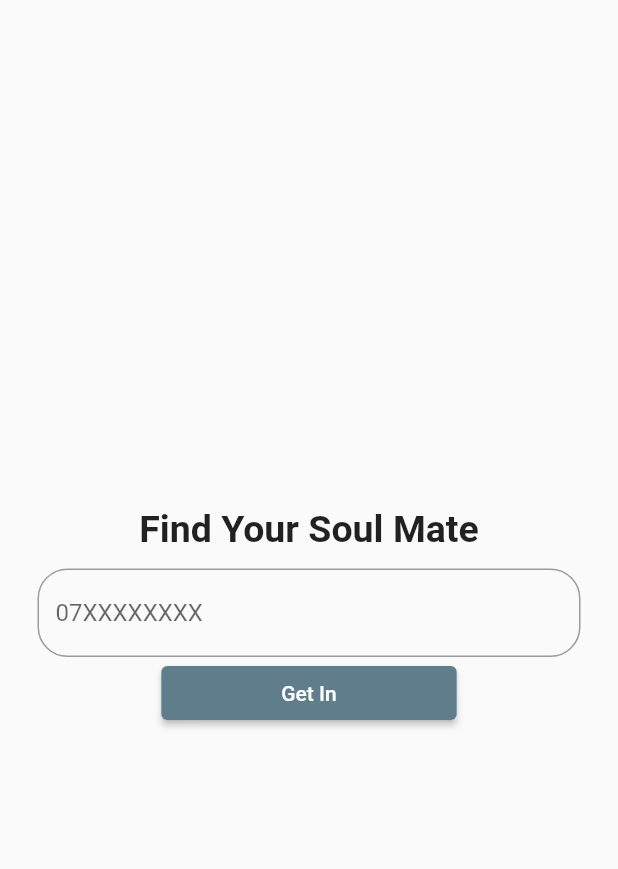
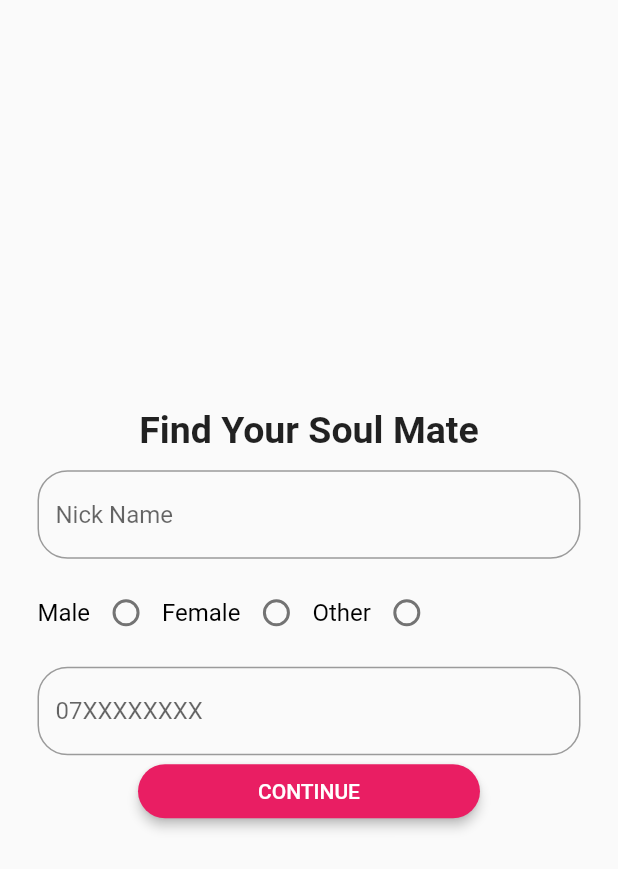
Before and after one commit to kanishka-dot/chat_app, a Flutter app: the screen it shows after launch, after a tap on "Skip", on a phone screen of 412 x 824 dp. Shown: the top 869 px of the screen. Run offline on Flutter 3.47's test engine with Material 2 defaults, Android fonts, the phone set to English and light mode, and no system bars; our stand-ins replace cached_network_image, cloud_firestore, firebase_auth, firebase_core, firebase_storage, flutter_easyloading and 5 more; accounts and stored records are empty; network calls fail.

Commit message:
reg screen modification

```diff
--- a/lib/config/firebase.dart
+++ b/lib/config/firebase.dart
@@ -4,6 +4,7 @@ import 'package:chat_app/screens/register_page.dart';
 import 'package:cloud_firestore/cloud_firestore.dart';
 import 'package:firebase_auth/firebase_auth.dart';
 import 'package:flutter/material.dart';
+import 'package:flutter_easyloading/flutter_easyloading.dart';
 import 'package:shared_preferences/shared_preferences.dart';
 import 'package:flutter_secure_storage/flutter_secure_storage.dart';
 
@@ -50,6 +51,7 @@ class Service {
   // create user function
   void createUser(Phonenumber, BuildContext context) async {
     try {
+      EasyLoading.show(status: 'Please wait...');
       await auth.verifyPhoneNumber(
           phoneNumber: "+94" + Phonenumber,
           verificationCompleted: (AuthCredential credential) async {
@@ -59,6 +61,7 @@ class Service {
 
             if (user != null) {
               await isNewUser(user.uid);
+              EasyLoading.dismiss();
               Navigator.pushAndRemoveUntil(
                 context,
                 MaterialPageRoute(builder: (context) => MainMenu()),
@@ -70,12 +73,15 @@ class Service {
             print(exception);
           },
           codeSent: (String verificationId, [int forceResendingToken]) {
+            EasyLoading.dismiss();
             showDialog(
                 context: context,
                 barrierDismissible: false,
                 builder: (context) {
                   return AlertDialog(
-                    title: Text("Give the code?"),
+                    shape: RoundedRectangleBorder(
+                        borderRadius: BorderRadius.all(Radius.circular(32.0))),
+                    title: Text("Please enter the OTP"),
                     content: Column(
                       mainAxisSize: MainAxisSize.min,
                       children: <Widget>[
@@ -90,6 +96,7 @@ class Service {
                         textColor: Colors.white,
                         color: Colors.blue,
                         onPressed: () async {
+                          EasyLoading.show(status: 'Please wait...');
                           final code = _codeController.text.trim();
                           AuthCredential credential =
                               PhoneAuthProvider.credential(
@@ -104,6 +111,7 @@ class Service {
                           if (user != null) {
                             String userId = user.uid;
                             await isNewUser(userId);
+                            EasyLoading.dismiss();
                             Navigator.pushAndRemoveUntil(
                               context,
                               MaterialPageRoute(
@@ -111,6 +119,7 @@ class Service {
                               (route) => false,
                             );
                           } else {
+                            EasyLoading.showError('Failed with Error');
                             print("Error");
                           }
                         },
--- a/lib/main.dart
+++ b/lib/main.dart
@@ -1,6 +1,8 @@
 import 'package:chat_app/config/firebase.dart';
 import 'package:chat_app/screens/main_menu.dart';
 import 'package:chat_app/screens/slider_screen.dart';
+import 'package:flutter_easyloading/flutter_easyloading.dart';
+import 'package:chat_app/screens/test1.dart';
 import 'package:firebase_core/firebase_core.dart';
 import 'package:flutter/material.dart';
 
@@ -8,6 +10,24 @@ void main() async {
   WidgetsFlutterBinding.ensureInitialized();
   await Firebase.initializeApp();
   runApp(new MyApp());
+  configLoading();
+}
+
+void configLoading() {
+  EasyLoading.instance
+    ..displayDuration = const Duration(milliseconds: 2000)
+    ..indicatorType = EasyLoadingIndicatorType.pumpingHeart
+    ..loadingStyle = EasyLoadingStyle.light
+    ..indicatorSize = 45.0
+    ..radius = 10.0
+    ..progressColor = Colors.yellow
+    ..backgroundColor = Colors.green
+    ..indicatorColor = Colors.yellow
+    ..textColor = Colors.yellow
+    ..maskColor = Colors.blue.withOpacity(0.5)
+    ..userInteractions = true
+    ..dismissOnTap = false;
+  // ..customAnimation = CustomAnimation();
 }
 
 class MyApp extends StatefulWidget {
@@ -32,6 +52,8 @@ class _MyApp extends State<MyApp> {
         theme: new ThemeData(
           primarySwatch: Colors.blueGrey,
         ),
+        // home: Test(),
+        builder: EasyLoading.init(),
         home: currentPage);
   }
 
--- a/lib/screens/register_page.dart
+++ b/lib/screens/register_page.dart
@@ -1,12 +1,21 @@
 import 'package:chat_app/config/firebase.dart';
 import 'package:chat_app/screens/login_page.dart';
 import 'package:flutter/material.dart';
+import 'package:flutter_easyloading/flutter_easyloading.dart';
 
-class Register extends StatelessWidget {
+class Register extends StatefulWidget {
+  @override
+  _Register createState() => _Register();
+}
+
+class _Register extends State<Register> {
   TextEditingController emailEditingControler = TextEditingController();
   TextEditingController userNameEditingControler = TextEditingController();
   TextEditingController passwordEditingControler = TextEditingController();
+  String _radioVal = "";
+  int _radioSelected;
   Service service = Service();
+
   @override
   Widget build(BuildContext context) {
     return Scaffold(
@@ -20,6 +29,71 @@ class Register extends StatelessWidget {
                 'Find Your Soul Mate',
                 style: TextStyle(fontSize: 25, fontWeight: FontWeight.bold),
               ),
+              Padding(
+                padding: const EdgeInsets.only(top: 12.0),
+                child: TextField(
+                  keyboardType: TextInputType.phone,
+                  controller: emailEditingControler,
+                  decoration: InputDecoration(
+                      hintText: "Nick Name",
+                      border: OutlineInputBorder(
+                          borderRadius: BorderRadius.circular(20))),
+                ),
+              ),
+              Padding(
+                  padding: const EdgeInsets.only(top: 12.0),
+                  child: Row(
+                    children: [
+                      Text('Male',
+                          style: TextStyle(
+                              fontSize: 16,
+                              fontStyle: FontStyle.normal,
+                              fontWeight: FontWeight.normal,
+                              color: Colors.black)),
+                      Radio(
+                          value: 1,
+                          groupValue: _radioSelected,
+                          activeColor: Colors.black,
+                          onChanged: (value) {
+                            setState(() {
+                              _radioSelected = value;
+                              _radioVal = 'male';
+                            });
+                          }),
+                      Text('Female',
+                          style: TextStyle(
+                              fontSize: 16,
+                              fontStyle: FontStyle.normal,
+                              fontWeight: FontWeight.normal,
+                              color: Colors.black)),
+                      Radio(
+                          value: 2,
+                          groupValue: _radioSelected,
+                          activeColor: Colors.black,
+                          onChanged: (value) {
+                            setState(() {
+                              _radioSelected = value;
+                              _radioVal = 'female';
+                            });
+                          }),
+                      Text('Other',
+                          style: TextStyle(
+                              fontSize: 16,
+                              fontStyle: FontStyle.normal,
+                              fontWeight: FontWeight.normal,
+                              color: Colors.black)),
+                      Radio(
+                          value: 3,
+                          groupValue: _radioSelected,
+                          activeColor: Colors.black,
+                          onChanged: (value) {
+                            setState(() {
+                              _radioSelected = value;
+                              _radioVal = 'other';
+                            });
+                          })
+                    ],
+                  )),
               Padding(
                 padding: const EdgeInsets.only(top: 12.0),
                 child: TextField(
@@ -52,7 +126,7 @@ class Register extends StatelessWidget {
               //   ),
               // ), {}
               ElevatedButton(
-                child: Text("Get In"),
+                child: Text("CONTINUE"),
                 onPressed: () => {
                   if (emailEditingControler.text.isNotEmpty)
                     {
@@ -60,14 +134,21 @@ class Register extends StatelessWidget {
                         {service.errorHandle(context, "Invalid Phone Number")}
                       else
                         {
+                          EasyLoading.show(status: 'Please wait...'),
                           service.createUser(
-                              emailEditingControler.text, context)
+                              emailEditingControler.text, context),
+                          EasyLoading.dismiss()
                         }
                     }
                   else
                     {service.errorHandle(context, "Please enter Phone Number")}
                 },
                 style: TextButton.styleFrom(
+                    primary: Colors.white,
+                    elevation: 3,
+                    backgroundColor: Colors.pink,
+                    shape: RoundedRectangleBorder(
+                        borderRadius: BorderRadius.all(Radius.circular(32.0))),
                     padding: EdgeInsets.symmetric(horizontal: 80)),
               ),
               // TextButton(
--- a/lib/screens/test1.dart
+++ b/lib/screens/test1.dart
@@ -1,15 +1,22 @@
 import 'package:flutter/material.dart';
+import 'package:flutter_easyloading/flutter_easyloading.dart';
 
-class Messages extends StatefulWidget {
+class Test extends StatefulWidget {
   // const Messages({ Key? key }) : super(key: key);
 
   @override
   _MessagesState createState() => _MessagesState();
 }
 
-class _MessagesState extends State<Messages> {
+class _MessagesState extends State<Test> {
   @override
   Widget build(BuildContext context) {
-    return Container();
+    return Container(
+      child: Center(
+        child: ElevatedButton(
+            child: Text("Get In"),
+            onPressed: () => {EasyLoading.show(status: 'loading...')}),
+      ),
+    );
   }
 }
--- a/lib/screens/user_account_page.dart
+++ b/lib/screens/user_account_page.dart
@@ -55,7 +55,6 @@ class _UserAccountState extends State<UserAccount> {
     } else if (_radioVal == "other") {
       _radioSelected = 3;
     }
-    ;
 
     print("Id-->$id");
     nameTextEditorController = TextEditingController(text: nickname);
--- a/pubspec.yaml
+++ b/pubspec.yaml
@@ -38,6 +38,7 @@ dependencies:
   fluttertoast: ^8.0.8
   introduction_screen: ^2.1.0
   flutter_secure_storage: 3.2.0
+  flutter_easyloading: ^3.0.3
 
 dev_dependencies:
   flutter_test:
```
Also changed, not shown: pubspec.lock.
